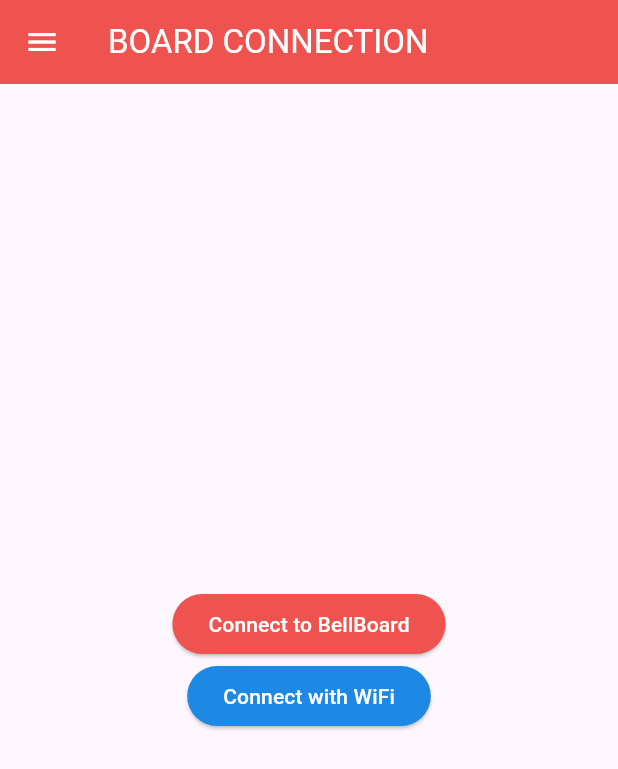
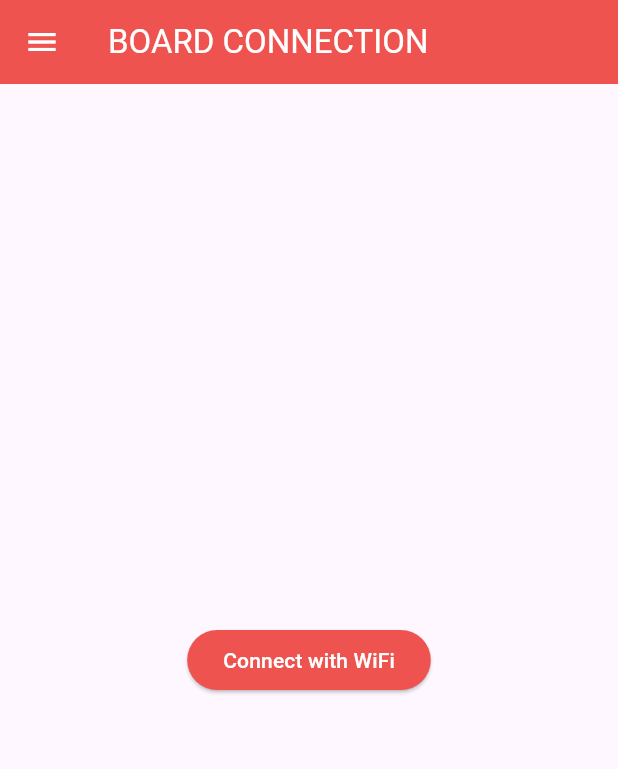
Before and after one commit to Anthony-Rama/Senior-Design-2024, a Flutter app: the BoardConnect screen opened directly, on a phone screen of 412 x 824 dp. Shown: the top 769 px of the screen. Run offline on Flutter 3.47's test engine with Material 3 defaults, Android fonts, the phone set to English and light mode, and no system bars; our stand-ins replace cloud_firestore, firebase_auth, firebase_core, firebase_storage, flutter_blue_plus, image_picker and 1 more; accounts and stored records are empty.

Commit message:
Final commit

```diff
--- a/lib/Screens/board_connection.dart
+++ b/lib/Screens/board_connection.dart
@@ -74,7 +74,7 @@ class _BoardConnectState extends State<BoardConnect> {
         child: Column(
           mainAxisAlignment: MainAxisAlignment.center,
           children: [
-            ElevatedButton(
+            /*ElevatedButton(
               onPressed: () async {
                 //await FlutterBluePlus.turnOn();
 
@@ -94,11 +94,12 @@ class _BoardConnectState extends State<BoardConnect> {
               style: ElevatedButton.styleFrom(backgroundColor: Colors.red[400]),
               child: const Text('Connect to BellBoard',
                   style: TextStyle(color: Colors.white)),
-            ),
+            ), */
             ElevatedButton(
               onPressed: () async {
                 print("connecting with wifi");
-                url = 'http://10.26.128.80:5000'; // Replace with your Raspberry Pi's IP address
+                url =
+                    'http://10.26.128.80:5000'; // Replace with your Raspberry Pi's IP address
                 try {
                   Response response = await post(
                     Uri.parse(url!),
@@ -110,8 +111,7 @@ class _BoardConnectState extends State<BoardConnect> {
                   print('Error sending POST request: $e');
                 }
               },
-              style:
-                  ElevatedButton.styleFrom(backgroundColor: Colors.blue[600]),
+              style: ElevatedButton.styleFrom(backgroundColor: Colors.red[400]),
               child: const Text('Connect with WiFi',
                   style: TextStyle(color: Colors.white)),
             )
--- a/lib/Screens/route_creation.dart
+++ b/lib/Screens/route_creation.dart
@@ -123,7 +123,7 @@ class _CustomRouteGridScreenState extends State<CustomRouteGridScreen> {
               await _sendRouteToBoard();
             },
             backgroundColor: Colors.red[400],
-            child: const Icon(Icons.bluetooth, color: Colors.white),
+            child: const Icon(Icons.cell_wifi, color: Colors.white),
           ),
         ],
       ),
--- a/lib/Screens/route_display.dart
+++ b/lib/Screens/route_display.dart
@@ -159,7 +159,8 @@ class _DisplayRouteScreenState extends State<DisplayRouteScreen> {
                 _updateCompletedRouteNames(widget.routeName);
               },
               backgroundColor: Colors.red[400],
-              child: const Text("COMPLETED", style: TextStyle(color: Colors.white)),
+              child: const Text("COMPLETED",
+                  style: TextStyle(color: Colors.white)),
             ),
           ),
           const SizedBox(width: 16),
@@ -170,7 +171,7 @@ class _DisplayRouteScreenState extends State<DisplayRouteScreen> {
                 await _sendRouteToBoard();
               },
               backgroundColor: Colors.red[400],
-              child: const Icon(Icons.bluetooth, color: Colors.white),
+              child: const Icon(Icons.cell_wifi, color: Colors.white),
             ),
           ),
         ],
--- a/pubspec.yaml
+++ b/pubspec.yaml
@@ -46,7 +46,7 @@ dependencies:
   flutter_svg: ^2.0.10+1
   flutter_blue_plus: ^1.32.2
   location: ^6.0.1
-  http: ^1.2.1
+  http: ^1.2.0
 
 dev_dependencies:
   flutter_test:
```
Also changed, not shown: lib/Screens/preset_display.dart (+10 -4 lines), pubspec.lock, 6 other files.
